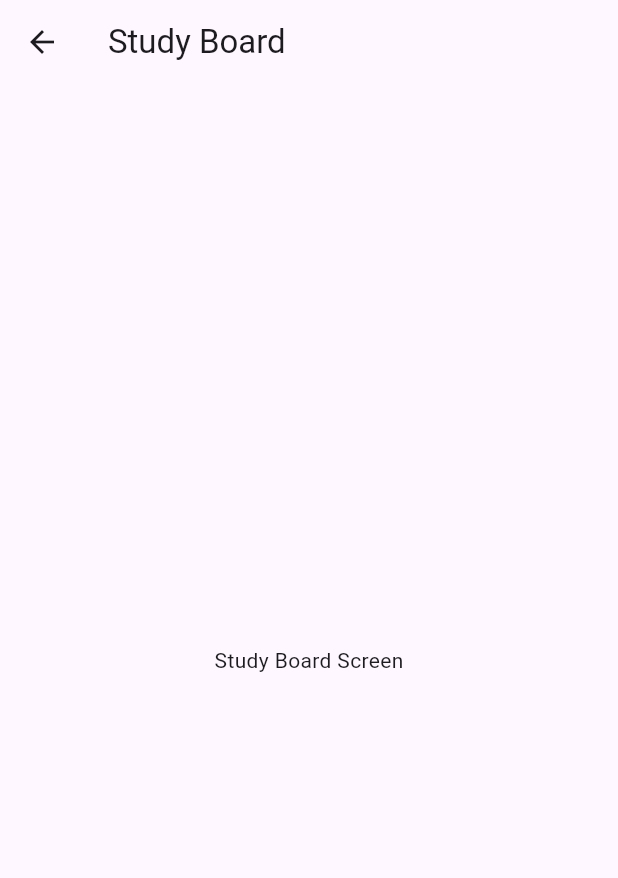
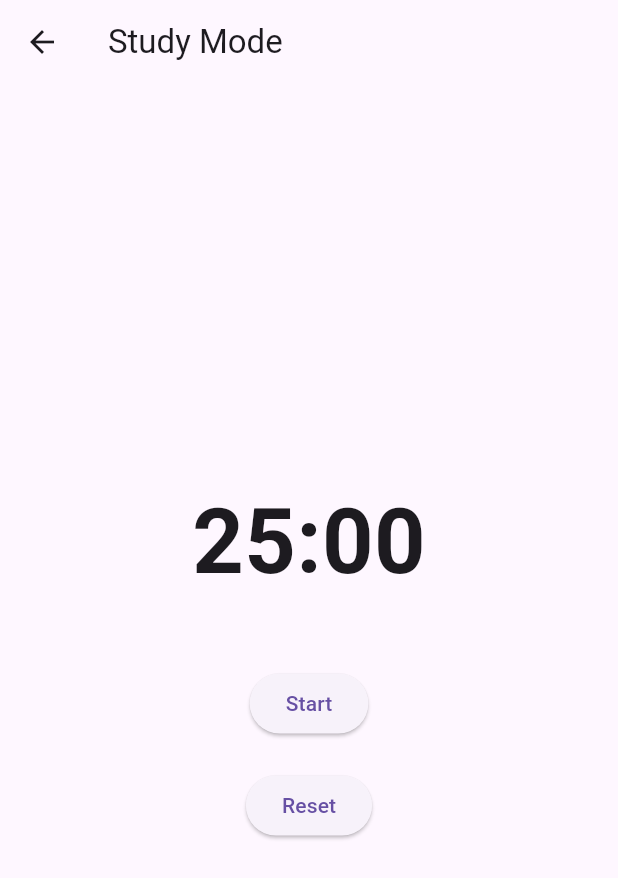
Before and after one commit to NaveedShirzadi/StudyFlow, a Flutter app: the PostLoginMenuUI screen opened directly, after a tap on "Study Mode", on a phone screen of 412 x 824 dp. Shown: the top 878 px of the screen. Run offline on Flutter 3.47's test engine with Material 3 defaults, Android fonts, the phone set to English and light mode, and no system bars.

Commit message:
Study Mode- Timer feature added

```diff
--- a/lib/MenuUI/post_login_menu_ui.dart
+++ b/lib/MenuUI/post_login_menu_ui.dart
@@ -1,6 +1,7 @@
 import 'package:flutter/material.dart';
 import 'calander_menu_ui.dart';
 import 'study_board_menu_ui.dart';
+import '../study_mode/study_mode_page.dart';
 
 class PostLoginMenuUI extends StatelessWidget {
   const PostLoginMenuUI({super.key});
@@ -76,7 +77,7 @@ class PostLoginMenuUI extends StatelessWidget {
                         Navigator.push(
                           context,
                           MaterialPageRoute(
-                            builder: (context) => const StudyBoardMenuUI(),
+                            builder: (context) => const StudyModePage(),
                           ),
                         );
                       },
--- /dev/null
+++ b/lib/study_mode/study_mode_page.dart
@@ -0,0 +1,92 @@
+import 'dart:async';
+import 'package:flutter/material.dart';
+
+class StudyModePage extends StatefulWidget {
+  const StudyModePage({super.key});
+
+  @override
+  State<StudyModePage> createState() => _StudyModePageState();
+}
+
+class _StudyModePageState extends State<StudyModePage> {
+  int seconds = 1500;
+  Timer? timer;
+  bool isRunning = false;
+
+  void startTimer() {
+    timer = Timer.periodic(const Duration(seconds: 1), (timer) {
+      if (seconds > 0) {
+        setState(() {
+          seconds--;
+        });
+      } else {
+        timer.cancel();
+      }
+    });
+
+    setState(() {
+      isRunning = true;
+    });
+  }
+
+  void pauseTimer() {
+    timer?.cancel();
+
+    setState(() {
+      isRunning = false;
+    });
+  }
+
+  void resetTimer() {
+    timer?.cancel();
+
+    setState(() {
+      seconds = 1500;
+      isRunning = false;
+    });
+  }
+
+  String formatTime(int totalSeconds) {
+    int minutes = totalSeconds ~/ 60;
+    int secs = totalSeconds % 60;
+
+    return "$minutes:${secs.toString().padLeft(2, '0')}";
+  }
+
+  @override
+  Widget build(BuildContext context) {
+    return Scaffold(
+      appBar: AppBar(
+        title: const Text("Study Mode"),
+      ),
+      body: Center(
+        child: Column(
+          mainAxisAlignment: MainAxisAlignment.center,
+          children: [
+            Text(
+              formatTime(seconds),
+              style: const TextStyle(
+                fontSize: 60,
+                fontWeight: FontWeight.bold,
+              ),
+            ),
+
+            const SizedBox(height: 40),
+
+            ElevatedButton(
+              onPressed: isRunning ? pauseTimer : startTimer,
+              child: Text(isRunning ? "Pause" : "Start"),
+            ),
+
+            const SizedBox(height: 20),
+
+            ElevatedButton(
+              onPressed: resetTimer,
+              child: const Text("Reset"),
+            ),
+          ],
+        ),
+      ),
+    );
+  }
+}
```
